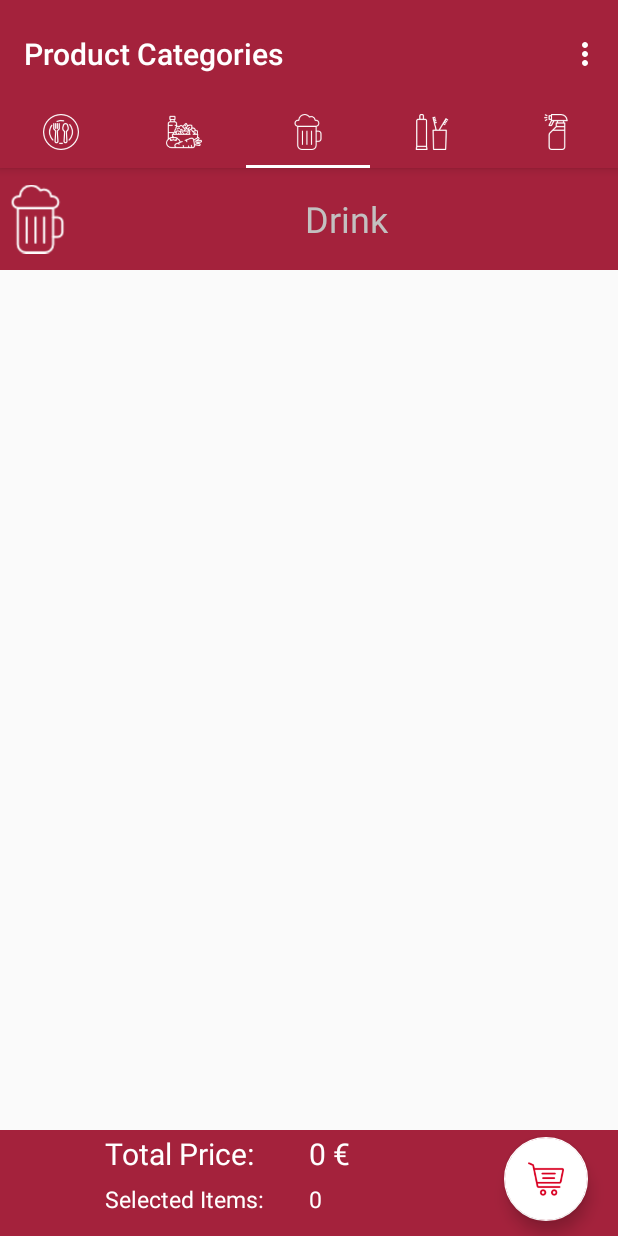
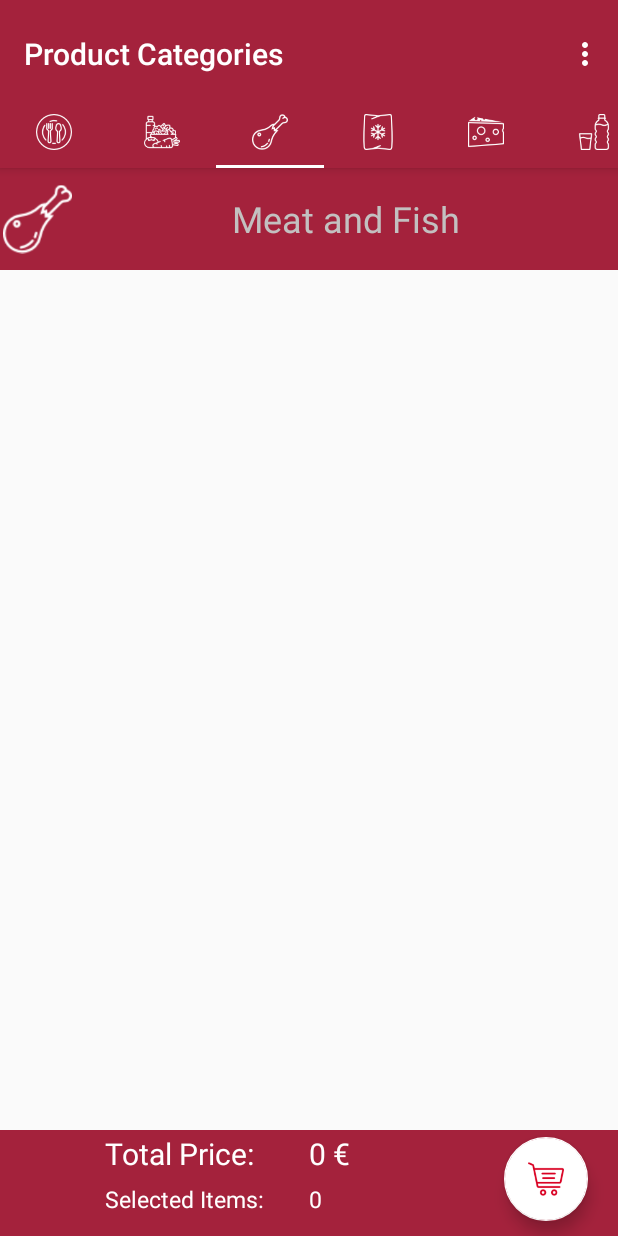
Before and after one commit to Kmozcan1/HCIProject-Sapienza, an Android app: the ProductActivity screen opened directly, with no data from a screen before it, tab 3 chosen, on a phone screen of 412 x 824 dp. Run offline under Robolectric (Android 15) with nearby library versions, the phone set to English and light mode, and no system bars; our stand-ins replace Firebase (no records; nobody signed in at launch, a user with empty details on screens opened directly); 4 statements that could not run were skipped.

Commit message:
Product more category support, some bug fixes

```diff
--- a/app/src/main/java/com/example/onlinemarket/onlinemarket/ProductActivity.java
+++ b/app/src/main/java/com/example/onlinemarket/onlinemarket/ProductActivity.java
@@ -131,16 +131,18 @@ public class ProductActivity extends AppCompatActivity {
         final int[] ICONS = new int[]{
                 R.drawable.food,
                 R.drawable.grocery,
+                R.drawable.meat,
+                R.drawable.frozen,
+                R.drawable.dairy,
                 R.drawable.drink,
+                R.drawable.alcohol,
                 R.drawable.personalcare,
                 R.drawable.cleaning};
 
-        //tabLayout.setTabMode(TabLayout.MODE_SCROLLABLE);
-        tabLayout.getTabAt(0).setIcon(ICONS[0]);
-        tabLayout.getTabAt(1).setIcon(ICONS[1]);
-        tabLayout.getTabAt(2).setIcon(ICONS[2]);
-        tabLayout.getTabAt(3).setIcon(ICONS[3]);
-        tabLayout.getTabAt(4).setIcon(ICONS[4]);
+        tabLayout.setTabMode(TabLayout.MODE_SCROLLABLE);
+        for(int i=0; i<9; i++)
+            tabLayout.getTabAt(i).setIcon(ICONS[i]);
+
     }
 
 
@@ -196,7 +198,7 @@ public class ProductActivity extends AppCompatActivity {
             return fragment;
         }
         public String getCategoryName(int tabID){
-            String[] names = {"Food", "Grocery", "Drink", "Personal Care", "Cleaning"};
+            String[] names = {"Food", "Grocery","Meat", "Frozen", "Dairy ", "Drink", "Alcohol", "Personal Care", "Cleaning"};
             return names[tabID];
         }
         @Override
@@ -216,13 +218,21 @@ public class ProductActivity extends AppCompatActivity {
                     R.string.tab_text_2,
                     R.string.tab_text_3,
                     R.string.tab_text_4,
-                    R.string.tab_text_5
+                    R.string.tab_text_5,
+                    R.string.tab_text_6,
+                    R.string.tab_text_7,
+                    R.string.tab_text_8,
+                    R.string.tab_text_9
             };
             textView.setText(getString(Labels[sectionNumber]));
             final int[] ICONS = new int[]{
                     R.drawable.food,
                     R.drawable.grocery,
+                    R.drawable.meat,
+                    R.drawable.frozen,
+                    R.drawable.dairy,
                     R.drawable.drink,
+                    R.drawable.alcohol,
                     R.drawable.personalcare,
                     R.drawable.cleaning};
             imageView.setImageResource(ICONS[sectionNumber]);
@@ -244,7 +254,7 @@ public class ProductActivity extends AppCompatActivity {
                                 productList.add(product);
                             }
                     }
-                    GridAdapter gridAdapter = new GridAdapter(getActivity().getApplicationContext(), productList, priceText, sectionNumber,5,order);
+                    GridAdapter gridAdapter = new GridAdapter(getActivity().getApplicationContext(), productList, priceText, sectionNumber,9,order);
                     gridView.setAdapter(gridAdapter);
                     query.removeEventListener(this);
                 }
@@ -297,8 +307,8 @@ public class ProductActivity extends AppCompatActivity {
 
         @Override
         public int getCount() {
-            // Show 5 total pages.
-            return 5;
+            // Show 9 total pages.
+            return 9;
         }
     }
 }
--- a/app/src/main/res/layout/activity_product.xml
+++ b/app/src/main/res/layout/activity_product.xml
@@ -62,6 +62,26 @@
 
                 <android.support.design.widget.TabItem
                     android:id="@+id/tabItem5"
+                    android:layout_width="wrap_content"
+                    android:layout_height="wrap_content" />
+
+                <android.support.design.widget.TabItem
+                    android:id="@+id/tabItem6"
+                    android:layout_width="wrap_content"
+                    android:layout_height="wrap_content" />
+
+                <android.support.design.widget.TabItem
+                    android:id="@+id/tabItem7"
+                    android:layout_width="wrap_content"
+                    android:layout_height="wrap_content" />
+
+                <android.support.design.widget.TabItem
+                    android:id="@+id/tabItem8"
+                    android:layout_width="wrap_content"
+                    android:layout_height="wrap_content" />
+
+                <android.support.design.widget.TabItem
+                    android:id="@+id/tabItem9"
                     android:layout_width="wrap_content"
                     android:layout_height="wrap_content" />
 
--- a/app/src/main/res/layout/product_list_item.xml
+++ b/app/src/main/res/layout/product_list_item.xml
@@ -27,6 +27,8 @@
             android:layout_width="match_parent"
             android:layout_height="wrap_content"
             android:text="Name"
+            android:maxLines="2"
+            android:minLines="2"
             android:textAlignment="center"
             android:textStyle="bold" />
 
--- a/app/src/main/res/values/strings.xml
+++ b/app/src/main/res/values/strings.xml
@@ -47,11 +47,17 @@
     <string name="nav_header_desc">Navigation header</string>
     <string name="action_settings">Settings</string>
     <string name="title_activity_product">Products</string>
+
     <string name="tab_text_1">Food</string>
     <string name="tab_text_2">Grocery</string>
-    <string name="tab_text_3">Drink</string>
-    <string name="tab_text_4">Personal Care</string>
-    <string name="tab_text_5">Cleaning Products</string>
+    <string name="tab_text_3">Meat and Fish</string>
+    <string name="tab_text_4">Frozen Food</string>
+    <string name="tab_text_5">Dairy Products</string>
+    <string name="tab_text_6">Drink</string>
+    <string name="tab_text_7">Alcohol</string>
+    <string name="tab_text_8">Personal Care</string>
+    <string name="tab_text_9">Cleaning Products</string>
+
     <string name="section_format">Hello World from section: %1$d</string>
     <string name="productsTitle">Product Categories</string>
     <string name="priceTitle">Total Price:</string>
```
Also changed, not shown: app/src/main/res/drawable/alcohol.png (added), app/src/main/res/drawable/dairy.png (added), app/src/main/res/drawable/drink.png, app/src/main/res/drawable/frozen.png (added), app/src/main/res/drawable/meat.png (added).
